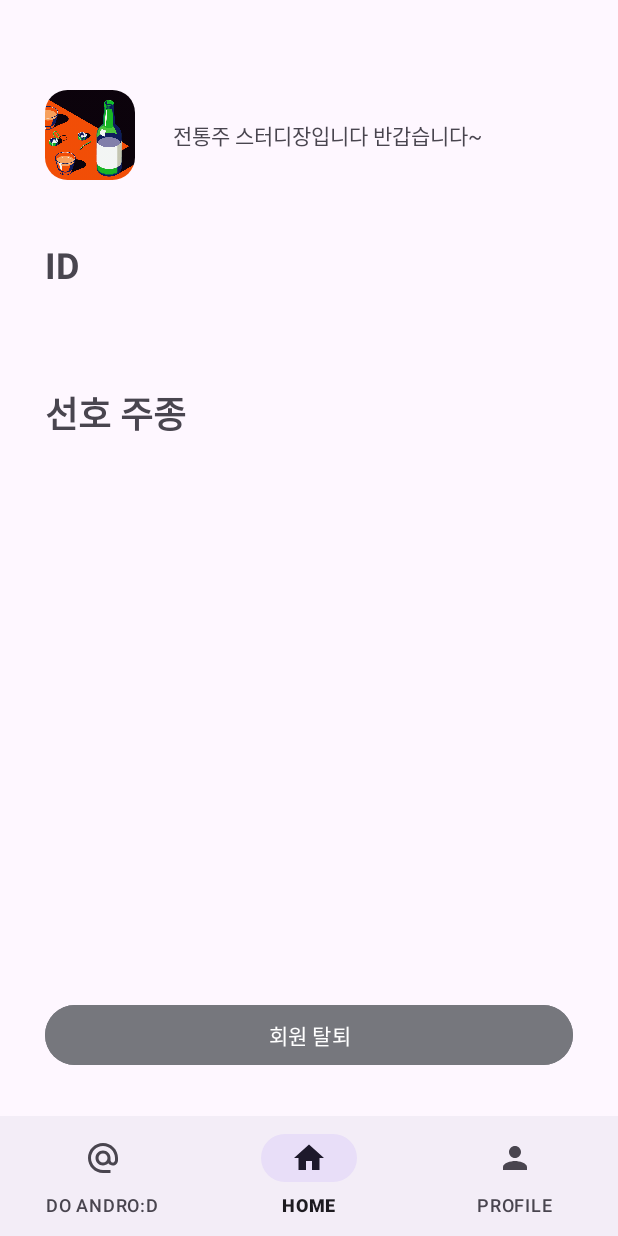
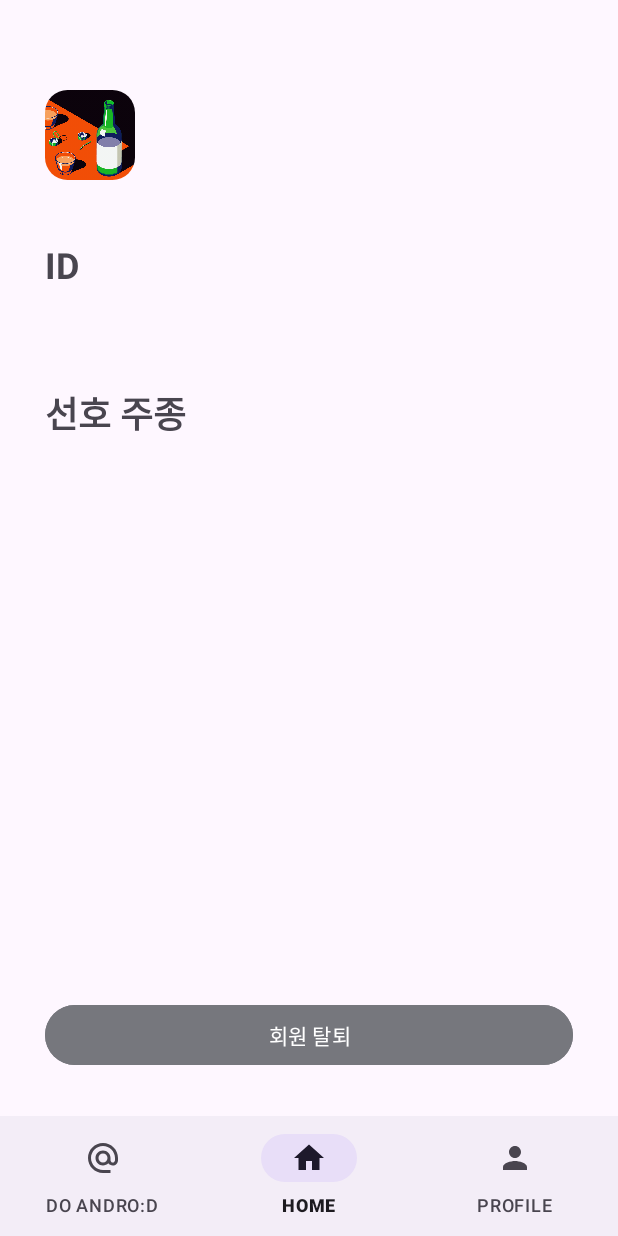
Before and after one commit to DO-SOPT-ANDROID/sangho-kim, an Android app: the fragment ProfileFragment placed in its activity, on a phone screen of 412 x 824 dp. Run offline under Robolectric (Android 15) with nearby library versions, the phone set to English and light mode, and no system bars; our stand-ins replace data binding.

Commit message:
[FIX/#7] Profile 뷰모델 설정

```diff
--- a/app/src/main/AndroidManifest.xml
+++ b/app/src/main/AndroidManifest.xml
@@ -27,10 +27,8 @@
             android:exported="false" />
         <activity
             android:name=".presentation.main.MainActivity"
-            android:exported="false" />
-        <activity
-            android:name=".presentation.main.HomeActivity"
-            android:exported="false" />
+            android:exported="false"
+            android:launchMode="singleTask"/>
     </application>
 
 </manifest>
--- a/app/src/main/java/org/sopt/dosopttemplate/data/model/User.kt
+++ b/app/src/main/java/org/sopt/dosopttemplate/data/model/User.kt
@@ -8,11 +8,15 @@ data class User(
     val id: String,
     val pw: String,
     val nickname: String = "",
-    val drink: String = ""
+    val drink: String = "",
+    val description: String? = "",
+    val musicArtist: String? = "",
+    val musicTitle: String? = "",
+    val isBirthday: Boolean = false
 ) : Parcelable
 
 fun emptyUser(): User {
-    return User("", "", "", "")
+    return User(id = "", pw = "")
 }
 
 fun isUserEmpty(user: User) =
--- a/app/src/main/java/org/sopt/dosopttemplate/presentation/main/profile/ProfileFragment.kt
+++ b/app/src/main/java/org/sopt/dosopttemplate/presentation/main/profile/ProfileFragment.kt
@@ -3,48 +3,31 @@ package org.sopt.dosopttemplate.presentation.main.profile
 import android.content.Intent
 import android.os.Bundle
 import android.view.View
+import androidx.fragment.app.activityViewModels
 import org.sopt.dosopttemplate.R
-import org.sopt.dosopttemplate.data.datasource.local.UserSharedPref
-import org.sopt.dosopttemplate.data.model.User
-import org.sopt.dosopttemplate.data.model.emptyUser
 import org.sopt.dosopttemplate.databinding.FragmentProfileBinding
 import org.sopt.dosopttemplate.presentation.auth.LoginActivity
 import org.sopt.dosopttemplate.util.base.BindingFragment
 import org.sopt.dosopttemplate.util.setOnSingleClickListener
-import org.sopt.dosopttemplate.util.toast
 
 class ProfileFragment : BindingFragment<FragmentProfileBinding>(R.layout.fragment_profile) {
 
-    private lateinit var userData: User
+    private val viewModel by activityViewModels<ProfileViewModel>()
 
     override fun onViewCreated(view: View, savedInstanceState: Bundle?) {
         super.onViewCreated(view, savedInstanceState)
 
-        getUserData()
-        setUiText()
+        initUserView()
         initDeleteBtnListener()
     }
 
-    private fun getUserData() {
-        userData = UserSharedPref.getUserFromPref() ?: emptyUser()
-    }
-
-    private fun setUiText() {
-        if (::userData.isInitialized) {
-            with(binding) {
-                tvMainNickname.text = userData.nickname
-                tvMainId.text = userData.id
-                tvMainDrink.text = userData.drink
-            }
-        } else {
-            toast(getString(R.string.login_auto_error))
-            returnToLoginActivity()
-        }
+    private fun initUserView() {
+        binding.user = viewModel.getUserData()
     }
 
     private fun initDeleteBtnListener() {
         binding.btnDelete.setOnSingleClickListener {
-            UserSharedPref.clearUserPref()
+            viewModel.clearUserData()
             returnToLoginActivity()
         }
     }
--- /dev/null
+++ b/app/src/main/java/org/sopt/dosopttemplate/presentation/main/profile/ProfileViewModel.kt
@@ -0,0 +1,14 @@
+package org.sopt.dosopttemplate.presentation.main.profile
+
+import androidx.lifecycle.ViewModel
+import org.sopt.dosopttemplate.data.datasource.local.UserSharedPref
+import org.sopt.dosopttemplate.data.model.emptyUser
+
+class ProfileViewModel : ViewModel() {
+
+    fun getUserData() = UserSharedPref.getUserFromPref() ?: emptyUser()
+
+    fun clearUserData() {
+        UserSharedPref.clearUserPref()
+    }
+}
--- a/app/src/main/res/layout/fragment_profile.xml
+++ b/app/src/main/res/layout/fragment_profile.xml
@@ -5,6 +5,9 @@
 
     <data>
 
+        <variable
+            name="user"
+            type="org.sopt.dosopttemplate.data.model.User" />
     </data>
 
     <androidx.constraintlayout.widget.ConstraintLayout
@@ -12,7 +15,7 @@
         android:layout_height="match_parent">
 
         <androidx.cardview.widget.CardView
-            android:id="@+id/cv_main_thumbnail"
+            android:id="@+id/cv_profile_thumbnail"
             android:layout_width="60dp"
             android:layout_height="0dp"
             android:layout_marginStart="30dp"
@@ -24,7 +27,7 @@
             app:layout_constraintTop_toTopOf="parent">
 
             <ImageView
-                android:id="@+id/iv_main_thumbnail"
+                android:id="@+id/iv_profile_thumbnail"
                 android:layout_width="match_parent"
                 android:layout_height="match_parent"
                 android:src="@drawable/img_soju" />
@@ -32,75 +35,79 @@
         </androidx.cardview.widget.CardView>
 
         <TextView
-            android:id="@+id/tv_main_nickname"
+            android:id="@+id/tv_profile_nickname"
             android:layout_width="wrap_content"
             android:layout_height="wrap_content"
             android:layout_marginStart="10dp"
+            android:text="@{user.nickname}"
             android:textSize="18sp"
             android:textStyle="bold"
-            app:layout_constraintBottom_toBottomOf="@id/cv_main_thumbnail"
-            app:layout_constraintStart_toEndOf="@id/cv_main_thumbnail"
-            app:layout_constraintTop_toTopOf="@id/cv_main_thumbnail"
+            app:layout_constraintBottom_toBottomOf="@id/cv_profile_thumbnail"
+            app:layout_constraintStart_toEndOf="@id/cv_profile_thumbnail"
+            app:layout_constraintTop_toTopOf="@id/cv_profile_thumbnail"
             tools:text="생호" />
 
         <TextView
-            android:id="@+id/tv_main_introduce"
+            android:id="@+id/tv_profile_description"
             android:layout_width="0dp"
             android:layout_height="wrap_content"
             android:layout_marginStart="15dp"
             android:layout_marginEnd="30dp"
             android:ellipsize="end"
             android:maxLines="1"
-            android:text="전통주 스터디장입니다 반갑습니다~"
-            app:layout_constraintBottom_toBottomOf="@id/cv_main_thumbnail"
+            android:text="@{user.description}"
+            app:layout_constraintBottom_toBottomOf="@id/cv_profile_thumbnail"
             app:layout_constraintEnd_toEndOf="parent"
-            app:layout_constraintStart_toEndOf="@id/tv_main_nickname"
-            app:layout_constraintTop_toTopOf="@id/cv_main_thumbnail" />
+            app:layout_constraintStart_toEndOf="@id/tv_profile_nickname"
+            app:layout_constraintTop_toTopOf="@id/cv_profile_thumbnail"
+            tools:text="전통주 스터디장입니다 반갑습니다~" />
 
         <TextView
-            android:id="@+id/tv_main_id_title"
+            android:id="@+id/tv_profile_id_title"
             android:layout_width="wrap_content"
             android:layout_height="wrap_content"
             android:layout_marginStart="30dp"
             android:layout_marginTop="40dp"
-            android:text="ID"
+            android:text="@string/profile_tv_id_title"
             android:textSize="24sp"
             android:textStyle="bold"
             app:layout_constraintStart_toStartOf="parent"
-            app:layout_constraintTop_toBottomOf="@id/cv_main_thumbnail" />
+            app:layout_constraintTop_toBottomOf="@id/cv_profile_thumbnail" />
 
         <TextView
-            android:id="@+id/tv_main_id"
+            android:id="@+id/tv_profile_id"
             android:layout_width="wrap_content"
             android:layout_height="wrap_content"
             android:layout_marginStart="30dp"
             android:layout_marginTop="10dp"
+            android:text="@{user.id}"
             android:textSize="18sp"
             app:layout_constraintStart_toStartOf="parent"
-            app:layout_constraintTop_toBottomOf="@id/tv_main_id_title"
+            app:layout_constraintTop_toBottomOf="@id/tv_profile_id_title"
             tools:text="sangho.kk" />
 
         <TextView
-            android:id="@+id/tv_main_drink_title"
+            android:id="@+id/tv_profile_drink_title"
             android:layout_width="wrap_content"
             android:layout_height="wrap_content"
             android:layout_marginStart="30dp"
             android:layout_marginTop="30dp"
-            android:text="선호 주종"
+            android:text="@string/profile_tv_drink_title"
             android:textSize="24sp"
             android:textStyle="bold"
             app:layout_constraintStart_toStartOf="parent"
-            app:layout_constraintTop_toBottomOf="@id/tv_main_id" />
+            app:layout_constraintTop_toBottomOf="@id/tv_profile_id" />
 
         <TextView
-            android:id="@+id/tv_main_drink"
+            android:id="@+id/tv_profile_drink"
             android:layout_width="wrap_content"
             android:layout_height="wrap_content"
             android:layout_marginStart="30dp"
             android:layout_marginTop="10dp"
+            android:text="@{user.drink}"
             android:textSize="18sp"
             app:layout_constraintStart_toStartOf="parent"
-            app:layout_constraintTop_toBottomOf="@id/tv_main_drink_title"
+            app:layout_constraintTop_toBottomOf="@id/tv_profile_drink_title"
             tools:text="소주" />
 
         <Button
@@ -111,7 +118,7 @@
             android:layout_marginBottom="30dp"
             android:backgroundTint="@color/material_dynamic_neutral50"
             android:paddingHorizontal="12dp"
-            android:text="회원 탈퇴"
+            android:text="@string/profile_btn_delete"
             app:layout_constraintBottom_toBottomOf="parent"
             app:layout_constraintEnd_toEndOf="parent"
             app:layout_constraintStart_toStartOf="parent" />
--- a/app/src/main/res/values/strings.xml
+++ b/app/src/main/res/values/strings.xml
@@ -7,7 +7,6 @@
     <string name="login_pw_error">비밀번호가 잘못되었습니다.</string>
     <string name="login_empty_error">회원가입을 진행해주세요.</string>
     <string name="login_success">로그인에 성공했습니다.</string>
-    <string name="login_auto_error">다시 로그인해주세요.</string>
 
     <string name="login_tv_title">Welcome to SOPT</string>
     <string name="login_tv_id_title">ID</string>
@@ -33,6 +32,8 @@
     <string name="sign_up_tv_drink_title">선호 주종</string>
     <string name="sign_up_et_drink_hint">선호 주종을 입력해주세요.</string>
     <string name="sign_up_btn_sign_up">회원가입</string>
-    <!-- TODO: Remove or change this placeholder text -->
-    <string name="hello_blank_fragment">Hello blank fragment</string>
+
+    <string name="profile_tv_id_title">ID</string>
+    <string name="profile_tv_drink_title">선호 주종</string>
+    <string name="profile_btn_delete">회원 탈퇴</string>
 </resources>
```
Also changed, not shown: app/src/main/java/org/sopt/dosopttemplate/presentation/main/HomeActivity.kt (deleted, +0 -82 lines), app/src/main/res/layout/activity_home.xml (deleted, +0 -121 lines).
